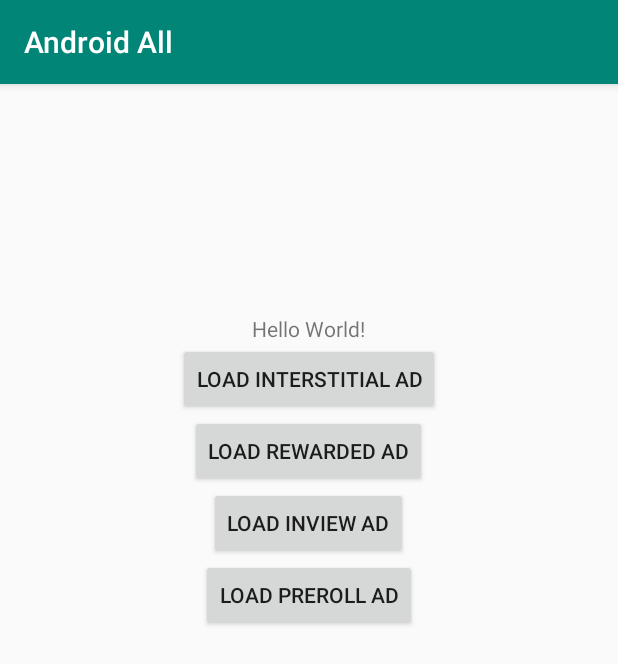
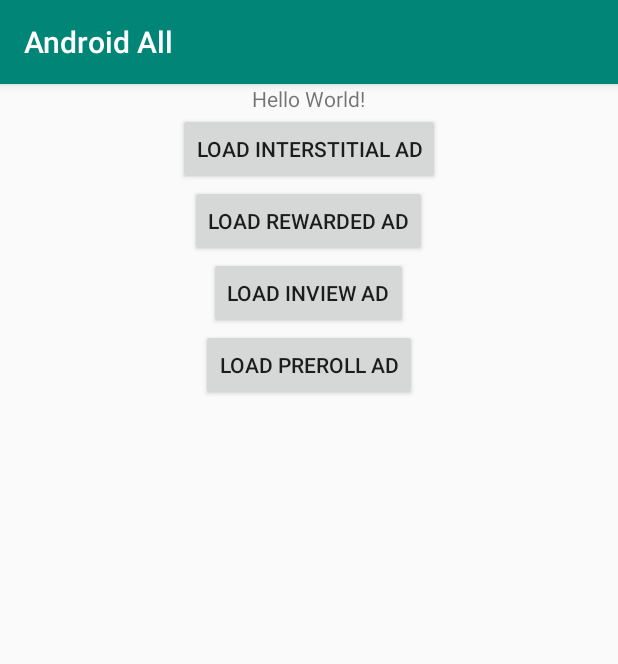
Before and after one commit to chocolateplatform/android-chocolate-sample, an Android app: the screen it shows after launch (MainActivity), on a phone screen of 412 x 824 dp. Shown: the top 664 px of the screen. Run offline under Robolectric (Android 15) with nearby library versions, the phone set to English and light mode, and no system bars; libraries missing offline, so code that uses them is left out: com.vdopia.ads; 12 statements that could not run were skipped.

```diff
--- a/app/build.gradle
+++ b/app/build.gradle
@@ -27,7 +27,7 @@ android {
 dependencies {
     implementation fileTree(dir: 'libs', include: ['*.jar'])
     implementation fileTree(include: ['*.jar'], dir: 'libs')
-    implementation 'com.vdopia.ads.lw:coresdk:2.8.7'
+    implementation 'com.vdopia.ads.lw:coresdk:2.8.7.a'
     implementation 'com.vdopia.ads.lw:adcolony-adapter:3.3.11'
     implementation 'com.vdopia.ads.lw:amazon-adapter:5.9.1'
     implementation 'com.vdopia.ads.lw:applovin-adapter:9.8.4'
--- a/app/src/main/res/layout/activity_main.xml
+++ b/app/src/main/res/layout/activity_main.xml
@@ -1,13 +1,16 @@
 <?xml version="1.0" encoding="utf-8"?>
-<LinearLayout
+<ScrollView
     xmlns:android="http://schemas.android.com/apk/res/android"
     xmlns:tools="http://schemas.android.com/tools"
-    xmlns:app="http://schemas.android.com/apk/res-auto"
     android:layout_width="match_parent"
     android:layout_height="match_parent"
-    tools:context=".MainActivity"
+    tools:context=".MainActivity">
+
+    <LinearLayout
+        android:layout_width="match_parent"
+        android:layout_height="match_parent"
+        android:gravity="center"
         android:orientation="vertical"
-    android:gravity="center"
         >
 
         <TextView
@@ -17,34 +20,36 @@
             android:text="Hello World!"/>
 
         <Button
-        android:onClick="loadInterstitialAd"
             android:layout_width="wrap_content"
             android:layout_height="wrap_content"
+            android:onClick="loadInterstitialAd"
             android:text="Load Interstitial Ad"/>
 
         <Button
-        android:onClick="loadRewardedAd"
             android:layout_width="wrap_content"
             android:layout_height="wrap_content"
+            android:onClick="loadRewardedAd"
             android:text="Load Rewarded Ad"/>
 
         <Button
-        android:onClick="loadInviewAd"
             android:layout_width="wrap_content"
             android:layout_height="wrap_content"
+            android:onClick="loadInviewAd"
             android:text="Load Inview Ad"/>
 
         <Button
-        android:onClick="loadPrerollAd"
             android:layout_width="wrap_content"
             android:layout_height="wrap_content"
+            android:onClick="loadPrerollAd"
             android:text="Load Preroll Ad"/>
 
         <FrameLayout
             android:id="@+id/adContainer"
-        android:orientation="vertical"
             android:layout_width="300dp"
             android:layout_height="250dp"
-        android:layout_gravity="center"/>
+            android:layout_gravity="center"
+            android:orientation="vertical"/>
 
     </LinearLayout>
+
+</ScrollView>
```
Also changed, not shown: app/src/main/java/com/chocolateplatform/androidall/MainActivity.java (+50 -2 lines). Lines whose indentation alone changed are shown as unchanged.
